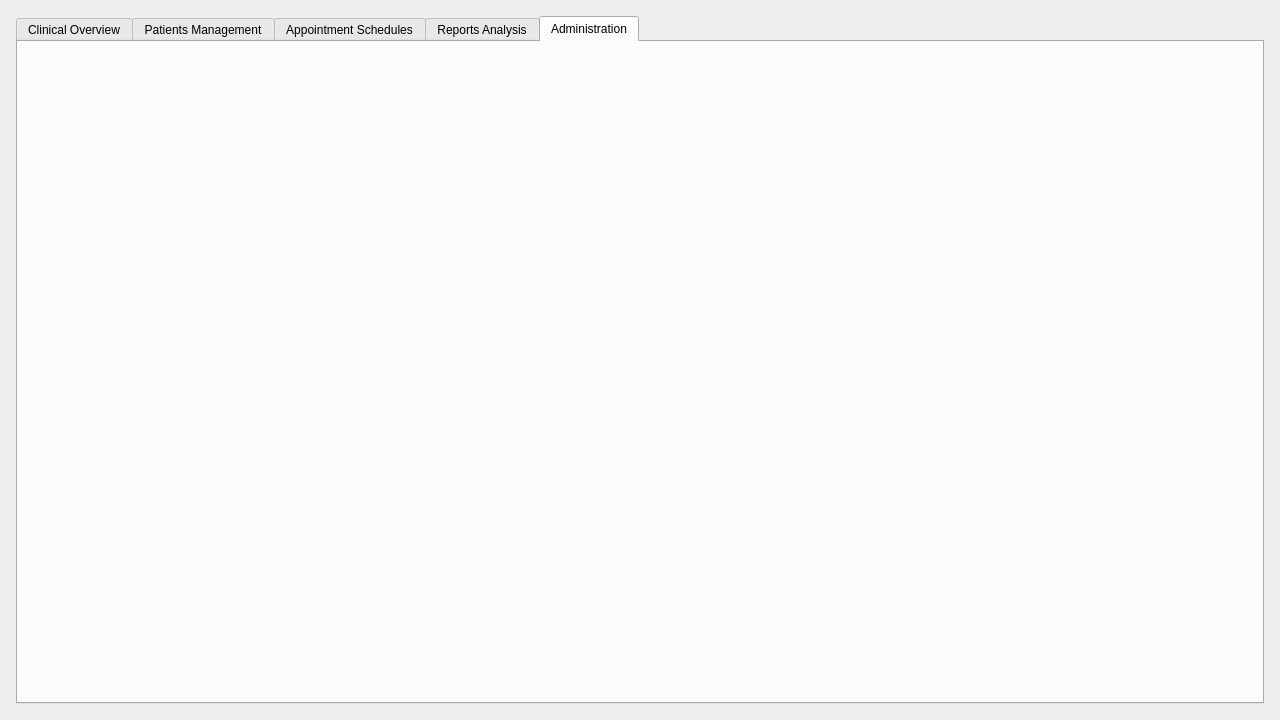
Old version of the form gui/MainWindow.ui in the repository polybotics-tech/qt-scapms-clinic-manager.
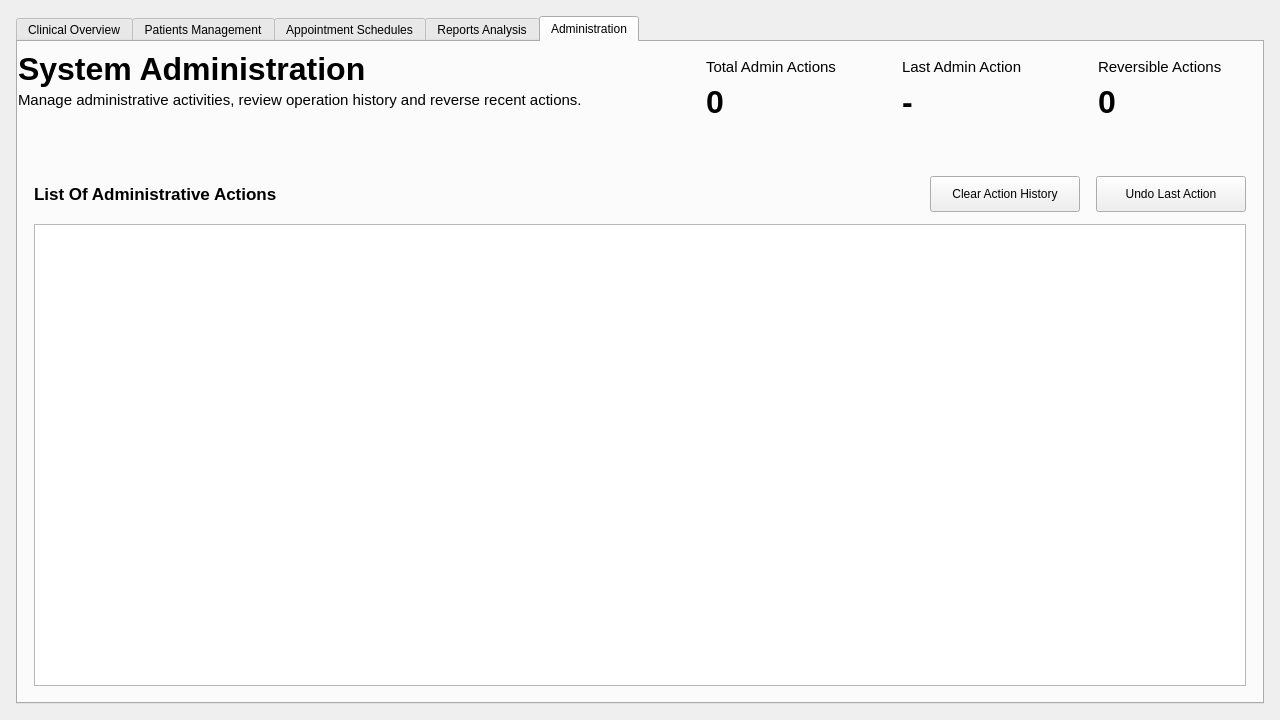
New version of the form. The open tabs and pages were chosen to show the change.

Commit message: update: login pin input component, table ui styling, admin functionality flow, data persistence logic

```diff
--- a/gui/MainWindow.ui
+++ b/gui/MainWindow.ui
@@ -2555,6 +2555,622 @@
        <attribute name="title">
         <string>Administration</string>
        </attribute>
+       <layout class="QVBoxLayout" name="verticalLayout_43">
+        <property name="spacing">
+         <number>24</number>
+        </property>
+        <property name="leftMargin">
+         <number>0</number>
+        </property>
+        <property name="topMargin">
+         <number>0</number>
+        </property>
+        <property name="rightMargin">
+         <number>0</number>
+        </property>
+        <property name="bottomMargin">
+         <number>0</number>
+        </property>
+        <item>
+         <widget class="QWidget" name="adminTopContainer" native="true">
+          <property name="sizePolicy">
+           <sizepolicy hsizetype="Preferred" vsizetype="Fixed">
+            <horstretch>0</horstretch>
+            <verstretch>0</verstretch>
+           </sizepolicy>
+          </property>
+          <layout class="QHBoxLayout" name="horizontalLayout_21">
+           <property name="spacing">
+            <number>64</number>
+           </property>
+           <property name="leftMargin">
+            <number>0</number>
+           </property>
+           <property name="topMargin">
+            <number>0</number>
+           </property>
+           <property name="rightMargin">
+            <number>0</number>
+           </property>
+           <property name="bottomMargin">
+            <number>0</number>
+           </property>
+           <item>
+            <widget class="QWidget" name="adminTabTitleContainer" native="true">
+             <property name="sizePolicy">
+              <sizepolicy hsizetype="Expanding" vsizetype="Fixed">
+               <horstretch>0</horstretch>
+               <verstretch>0</verstretch>
+              </sizepolicy>
+             </property>
+             <layout class="QVBoxLayout" name="verticalLayout_36">
+              <property name="spacing">
+               <number>4</number>
+              </property>
+              <property name="leftMargin">
+               <number>0</number>
+              </property>
+              <property name="topMargin">
+               <number>0</number>
+              </property>
+              <property name="rightMargin">
+               <number>0</number>
+              </property>
+              <property name="bottomMargin">
+               <number>0</number>
+              </property>
+              <item>
+               <widget class="QLabel" name="adminTabTitleLabel">
+                <property name="sizePolicy">
+                 <sizepolicy hsizetype="Fixed" vsizetype="Fixed">
+                  <horstretch>0</horstretch>
+                  <verstretch>0</verstretch>
+                 </sizepolicy>
+                </property>
+                <property name="font">
+                 <font>
+                  <pointsize>24</pointsize>
+                  <bold>true</bold>
+                 </font>
+                </property>
+                <property name="text">
+                 <string>System Administration</string>
+                </property>
+                <property name="alignment">
+                 <set>Qt::AlignmentFlag::AlignLeading|Qt::AlignmentFlag::AlignLeft|Qt::AlignmentFlag::AlignVCenter</set>
+                </property>
+               </widget>
+              </item>
+              <item>
+               <widget class="QLabel" name="adminTabSubtitleLabel">
+                <property name="sizePolicy">
+                 <sizepolicy hsizetype="Preferred" vsizetype="Fixed">
+                  <horstretch>0</horstretch>
+                  <verstretch>0</verstretch>
+                 </sizepolicy>
+                </property>
+                <property name="font">
+                 <font>
+                  <pointsize>11</pointsize>
+                 </font>
+                </property>
+                <property name="text">
+                 <string>Manage administrative activities, review operation history and reverse recent actions.</string>
+                </property>
+                <property name="alignment">
+                 <set>Qt::AlignmentFlag::AlignLeading|Qt::AlignmentFlag::AlignLeft|Qt::AlignmentFlag::AlignTop</set>
+                </property>
+                <property name="wordWrap">
+                 <bool>true</bool>
+                </property>
+               </widget>
+              </item>
+             </layout>
+            </widget>
+           </item>
+           <item>
+            <widget class="QWidget" name="adminStatisticsContainer" native="true">
+             <property name="sizePolicy">
+              <sizepolicy hsizetype="Fixed" vsizetype="Preferred">
+               <horstretch>0</horstretch>
+               <verstretch>0</verstretch>
+              </sizepolicy>
+             </property>
+             <layout class="QHBoxLayout" name="horizontalLayout_22">
+              <property name="spacing">
+               <number>16</number>
+              </property>
+              <property name="leftMargin">
+               <number>0</number>
+              </property>
+              <property name="topMargin">
+               <number>0</number>
+              </property>
+              <property name="rightMargin">
+               <number>0</number>
+              </property>
+              <property name="bottomMargin">
+               <number>0</number>
+              </property>
+              <item>
+               <widget class="QWidget" name="totalAdminActionsCard" native="true">
+                <property name="sizePolicy">
+                 <sizepolicy hsizetype="Fixed" vsizetype="Fixed">
+                  <horstretch>0</horstretch>
+                  <verstretch>0</verstretch>
+                 </sizepolicy>
+                </property>
+                <property name="minimumSize">
+                 <size>
+                  <width>180</width>
+                  <height>0</height>
+                 </size>
+                </property>
+                <property name="maximumSize">
+                 <size>
+                  <width>180</width>
+                  <height>16777215</height>
+                 </size>
+                </property>
+                <layout class="QVBoxLayout" name="verticalLayout_41">
+                 <property name="spacing">
+                  <number>8</number>
+                 </property>
+                 <property name="leftMargin">
+                  <number>16</number>
+                 </property>
+                 <property name="topMargin">
+                  <number>16</number>
+                 </property>
+                 <property name="rightMargin">
+                  <number>16</number>
+                 </property>
+                 <property name="bottomMargin">
+                  <number>16</number>
+                 </property>
+                 <item>
+                  <widget class="QLabel" name="totalAdminActionsTitleLabel">
+                   <property name="sizePolicy">
+                    <sizepolicy hsizetype="Preferred" vsizetype="Fixed">
+                     <horstretch>0</horstretch>
+                     <verstretch>0</verstretch>
+                    </sizepolicy>
+                   </property>
+                   <property name="font">
+                    <font>
+                     <pointsize>11</pointsize>
+                    </font>
+                   </property>
+                   <property name="text">
+                    <string>Total Admin Actions</string>
+                   </property>
+                  </widget>
+                 </item>
+                 <item>
+                  <widget class="QWidget" name="totalAdminActionsInnerContainer" native="true">
+                   <property name="sizePolicy">
+                    <sizepolicy hsizetype="Preferred" vsizetype="Fixed">
+                     <horstretch>0</horstretch>
+                     <verstretch>0</verstretch>
+                    </sizepolicy>
+                   </property>
+                   <layout class="QHBoxLayout" name="horizontalLayout_26">
+                    <property name="spacing">
+                     <number>16</number>
+                    </property>
+                    <property name="leftMargin">
+                     <number>0</number>
+                    </property>
+                    <property name="topMargin">
+                     <number>0</number>
+                    </property>
+                    <property name="rightMargin">
+                     <number>0</number>
+                    </property>
+                    <property name="bottomMargin">
+                     <number>0</number>
+                    </property>
+                    <item>
+                     <widget class="QLabel" name="totalAdminActionsValue">
+                      <property name="sizePolicy">
+                       <sizepolicy hsizetype="Preferred" vsizetype="Fixed">
+                        <horstretch>0</horstretch>
+                        <verstretch>0</verstretch>
+                       </sizepolicy>
+                      </property>
+                      <property name="font">
+                       <font>
+                        <pointsize>24</pointsize>
+                        <bold>true</bold>
+                       </font>
+                      </property>
+                      <property name="text">
+                       <string>0</string>
+                      </property>
+                     </widget>
+                    </item>
+                   </layout>
+                  </widget>
+                 </item>
+                </layout>
+               </widget>
+              </item>
+              <item>
+               <widget class="QWidget" name="lastActionCard" native="true">
+                <property name="sizePolicy">
+                 <sizepolicy hsizetype="Fixed" vsizetype="Fixed">
+                  <horstretch>0</horstretch>
+                  <verstretch>0</verstretch>
+                 </sizepolicy>
+                </property>
+                <property name="minimumSize">
+                 <size>
+                  <width>180</width>
+                  <height>0</height>
+                 </size>
+                </property>
+                <property name="maximumSize">
+                 <size>
+                  <width>180</width>
+                  <height>16777215</height>
+                 </size>
+                </property>
+                <layout class="QVBoxLayout" name="verticalLayout_39">
+                 <property name="spacing">
+                  <number>8</number>
+                 </property>
+                 <property name="leftMargin">
+                  <number>16</number>
+                 </property>
+                 <property name="topMargin">
+                  <number>16</number>
+                 </property>
+                 <property name="rightMargin">
+                  <number>16</number>
+                 </property>
+                 <property name="bottomMargin">
+                  <number>16</number>
+                 </property>
+                 <item>
+                  <widget class="QLabel" name="lastActionTitleLabel">
+                   <property name="sizePolicy">
+                    <sizepolicy hsizetype="Preferred" vsizetype="Fixed">
+                     <horstretch>0</horstretch>
+                     <verstretch>0</verstretch>
+                    </sizepolicy>
+                   </property>
+                   <property name="font">
+                    <font>
+                     <pointsize>11</pointsize>
+                    </font>
+                   </property>
+                   <property name="text">
+                    <string>Last Admin Action</string>
+                   </property>
+                  </widget>
+                 </item>
+                 <item>
+                  <widget class="QWidget" name="lastActionInnerContainer" native="true">
+                   <property name="sizePolicy">
+                    <sizepolicy hsizetype="Preferred" vsizetype="Fixed">
+                     <horstretch>0</horstretch>
+                     <verstretch>0</verstretch>
+                    </sizepolicy>
+                   </property>
+                   <layout class="QHBoxLayout" name="horizontalLayout_24">
+                    <property name="spacing">
+                     <number>16</number>
+                    </property>
+                    <property name="leftMargin">
+                     <number>0</number>
+                    </property>
+                    <property name="topMargin">
+                     <number>0</number>
+                    </property>
+                    <property name="rightMargin">
+                     <number>0</number>
+                    </property>
+                    <property name="bottomMargin">
+                     <number>0</number>
+                    </property>
+                    <item>
+                     <widget class="QLabel" name="lastActionValue">
+                      <property name="sizePolicy">
+                       <sizepolicy hsizetype="Preferred" vsizetype="Fixed">
+                        <horstretch>0</horstretch>
+                        <verstretch>0</verstretch>
+                       </sizepolicy>
+                      </property>
+                      <property name="font">
+                       <font>
+                        <pointsize>24</pointsize>
+                        <bold>true</bold>
+                       </font>
+                      </property>
+                      <property name="text">
+                       <string>-</string>
+                      </property>
+                     </widget>
+                    </item>
+                   </layout>
+                  </widget>
+                 </item>
+                </layout>
+               </widget>
+              </item>
+              <item>
+               <widget class="QWidget" name="reversibleActionsCard" native="true">
+                <property name="sizePolicy">
+                 <sizepolicy hsizetype="Fixed" vsizetype="Fixed">
+                  <horstretch>0</horstretch>
+                  <verstretch>0</verstretch>
+                 </sizepolicy>
+                </property>
+                <property name="minimumSize">
+                 <size>
+                  <width>180</width>
+                  <height>0</height>
+                 </size>
+                </property>
+                <property name="maximumSize">
+                 <size>
+                  <width>180</width>
+                  <height>16777215</height>
+                 </size>
+                </property>
+                <layout class="QVBoxLayout" name="verticalLayout_38">
+                 <property name="spacing">
+                  <number>8</number>
+                 </property>
+                 <property name="leftMargin">
+                  <number>16</number>
+                 </property>
+                 <property name="topMargin">
+                  <number>16</number>
+                 </property>
+                 <property name="rightMargin">
+                  <number>16</number>
+                 </property>
+                 <property name="bottomMargin">
+                  <number>16</number>
+                 </property>
+                 <item>
+                  <widget class="QLabel" name="reversibleActionsTitleLabel">
+                   <property name="sizePolicy">
+                    <sizepolicy hsizetype="Preferred" vsizetype="Fixed">
+                     <horstretch>0</horstretch>
+                     <verstretch>0</verstretch>
+                    </sizepolicy>
+                   </property>
+                   <property name="font">
+                    <font>
+                     <pointsize>11</pointsize>
+                    </font>
+                   </property>
+                   <property name="text">
+                    <string>Reversible Actions</string>
+                   </property>
+                  </widget>
+                 </item>
+                 <item>
+                  <widget class="QWidget" name="reversibleActionsInnerContainer" native="true">
+                   <property name="sizePolicy">
+                    <sizepolicy hsizetype="Preferred" vsizetype="Fixed">
+                     <horstretch>0</horstretch>
+                     <verstretch>0</verstretch>
+                    </sizepolicy>
+                   </property>
+                   <layout class="QHBoxLayout" name="horizontalLayout_23">
+                    <property name="spacing">
+                     <number>16</number>
+                    </property>
+                    <property name="leftMargin">
+                     <number>0</number>
+                    </property>
+                    <property name="topMargin">
+                     <number>0</number>
+                    </property>
+                    <property name="rightMargin">
+                     <number>0</number>
+                    </property>
+                    <property name="bottomMargin">
+                     <number>0</number>
+                    </property>
+                    <item>
+                     <widget class="QLabel" name="reversibleActionsValue">
+                      <property name="sizePolicy">
+                       <sizepolicy hsizetype="Preferred" vsizetype="Fixed">
+                        <horstretch>0</horstretch>
+                        <verstretch>0</verstretch>
+                       </sizepolicy>
+                      </property>
+                      <property name="font">
+                       <font>
+                        <pointsize>24</pointsize>
+                        <bold>true</bold>
+                       </font>
+                      </property>
+                      <property name="text">
+                       <string>0</string>
+                      </property>
+                     </widget>
+                    </item>
+                   </layout>
+                  </widget>
+                 </item>
+                </layout>
+               </widget>
+              </item>
+             </layout>
+            </widget>
+           </item>
+          </layout>
+         </widget>
+        </item>
+        <item>
+         <widget class="QWidget" name="adminTabTableContainer" native="true">
+          <layout class="QVBoxLayout" name="verticalLayout_40">
+           <property name="spacing">
+            <number>12</number>
+           </property>
+           <property name="leftMargin">
+            <number>16</number>
+           </property>
+           <property name="topMargin">
+            <number>16</number>
+           </property>
+           <property name="rightMargin">
+            <number>16</number>
+           </property>
+           <property name="bottomMargin">
+            <number>16</number>
+           </property>
+           <item>
+            <widget class="QWidget" name="adminHistoryContainerTop" native="true">
+             <property name="sizePolicy">
+              <sizepolicy hsizetype="Preferred" vsizetype="Fixed">
+               <horstretch>0</horstretch>
+               <verstretch>0</verstretch>
+              </sizepolicy>
+             </property>
+             <layout class="QHBoxLayout" name="horizontalLayout_25">
+              <property name="spacing">
+               <number>48</number>
+              </property>
+              <property name="leftMargin">
+               <number>0</number>
+              </property>
+              <property name="topMargin">
+               <number>0</number>
+              </property>
+              <property name="rightMargin">
+               <number>0</number>
+              </property>
+              <property name="bottomMargin">
+               <number>0</number>
+              </property>
+              <item>
+               <widget class="QLabel" name="adminHistoryTitleLabel">
+                <property name="sizePolicy">
+                 <sizepolicy hsizetype="Preferred" vsizetype="Fixed">
+                  <horstretch>0</horstretch>
+                  <verstretch>0</verstretch>
+                 </sizepolicy>
+                </property>
+                <property name="font">
+                 <font>
+                  <pointsize>13</pointsize>
+                  <bold>true</bold>
+                 </font>
+                </property>
+                <property name="text">
+                 <string>List Of Administrative Actions</string>
+                </property>
+               </widget>
+              </item>
+              <item>
+               <widget class="QWidget" name="adminActionsContainer" native="true">
+                <property name="sizePolicy">
+                 <sizepolicy hsizetype="Fixed" vsizetype="Preferred">
+                  <horstretch>0</horstretch>
+                  <verstretch>0</verstretch>
+                 </sizepolicy>
+                </property>
+                <layout class="QHBoxLayout" name="horizontalLayout_27">
+                 <property name="spacing">
+                  <number>16</number>
+                 </property>
+                 <property name="leftMargin">
+                  <number>0</number>
+                 </property>
+                 <property name="topMargin">
+                  <number>0</number>
+                 </property>
+                 <property name="rightMargin">
+                  <number>0</number>
+                 </property>
+                 <property name="bottomMargin">
+                  <number>0</number>
+                 </property>
+                 <item>
+                  <widget class="QPushButton" name="clearAdminHistoryButton">
+                   <property name="sizePolicy">
+                    <sizepolicy hsizetype="Fixed" vsizetype="Fixed">
+                     <horstretch>0</horstretch>
+                     <verstretch>0</verstretch>
+                    </sizepolicy>
+                   </property>
+                   <property name="minimumSize">
+                    <size>
+                     <width>150</width>
+                     <height>36</height>
+                    </size>
+                   </property>
+                   <property name="maximumSize">
+                    <size>
+                     <width>150</width>
+                     <height>36</height>
+                    </size>
+                   </property>
+                   <property name="font">
+                    <font>
+                     <pointsize>9</pointsize>
+                    </font>
+                   </property>
+                   <property name="cursor">
+                    <cursorShape>PointingHandCursor</cursorShape>
+                   </property>
+                   <property name="text">
+                    <string>Clear Action History</string>
+                   </property>
+                  </widget>
+                 </item>
+                 <item>
+                  <widget class="QPushButton" name="undoLastActionButton">
+                   <property name="sizePolicy">
+                    <sizepolicy hsizetype="Fixed" vsizetype="Fixed">
+                     <horstretch>0</horstretch>
+                     <verstretch>0</verstretch>
+                    </sizepolicy>
+                   </property>
+                   <property name="minimumSize">
+                    <size>
+                     <width>150</width>
+                     <height>36</height>
+                    </size>
+                   </property>
+                   <property name="maximumSize">
+                    <size>
+                     <width>150</width>
+                     <height>36</height>
+                    </size>
+                   </property>
+                   <property name="font">
+                    <font>
+                     <pointsize>9</pointsize>
+                    </font>
+                   </property>
+                   <property name="cursor">
+                    <cursorShape>PointingHandCursor</cursorShape>
+                   </property>
+                   <property name="text">
+                    <string>Undo Last Action</string>
+                   </property>
+                  </widget>
+                 </item>
+                </layout>
+               </widget>
+              </item>
+             </layout>
+            </widget>
+           </item>
+           <item>
+            <widget class="QTableWidget" name="adminHistoryTable"/>
+           </item>
+          </layout>
+         </widget>
+        </item>
+       </layout>
       </widget>
      </widget>
     </item>
```
Left out of the diff: 264 changed lines with no effect on the pictures. The commit also changes 9 other files.
